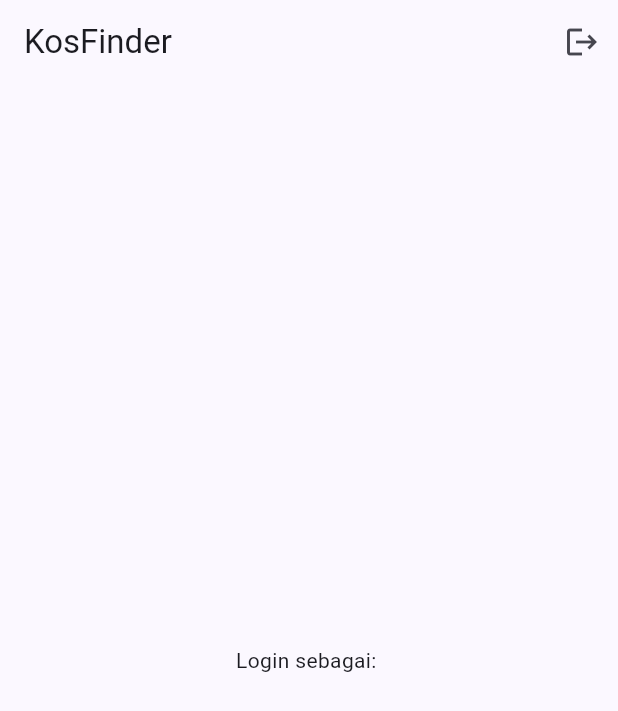
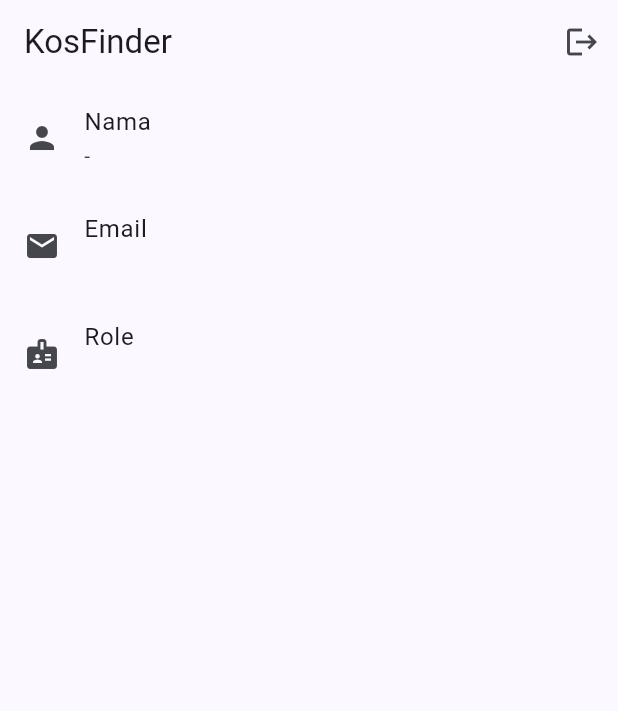
Before and after one commit to rendiwkus/kosfinder_app, a Flutter app: the HomePage screen opened directly, on a phone screen of 412 x 824 dp. Shown: the top 711 px of the screen. Run offline on Flutter 3.47's test engine with Material 3 defaults, Android fonts, the phone set to English and light mode, and no system bars; our stand-ins replace firebase_core, supabase_flutter; accounts and stored records are empty.

Commit message:
feat: implement user roles

```diff
--- a/lib/pages/home_page.dart
+++ b/lib/pages/home_page.dart
@@ -1,13 +1,35 @@
 import 'package:flutter/material.dart';
 import '../services/auth_service.dart';
+import '../services/profile_service.dart';
 import 'login_page.dart';
 
-class HomePage extends StatelessWidget {
+class HomePage extends StatefulWidget {
   const HomePage({super.key});
 
   @override
+  State<HomePage> createState() => _HomePageState();
+}
+
+class _HomePageState extends State<HomePage> {
+  late final Future<UserProfile?> _profileFuture;
+
+  @override
+  void initState() {
+    super.initState();
+    _profileFuture = ProfileService().getMyProfile();
+  }
+
+  Future<void> _logout() async {
+    await AuthService.instance.logout();
+    if (!mounted) return;
+    Navigator.of(context).pushAndRemoveUntil(
+      MaterialPageRoute(builder: (_) => const LoginPage()),
+      (route) => false,
+    );
+  }
+
+  @override
   Widget build(BuildContext context) {
-    final user = AuthService.instance.currentUser;
     return Scaffold(
       appBar: AppBar(
         title: const Text('KosFinder'),
@@ -15,18 +37,41 @@ class HomePage extends StatelessWidget {
           IconButton(
             tooltip: 'Logout',
             icon: const Icon(Icons.logout),
-            onPressed: () async {
-              await AuthService.instance.logout();
-              if (!context.mounted) return;
-              Navigator.of(context).pushAndRemoveUntil(
-                MaterialPageRoute(builder: (_) => const LoginPage()),
-                (route) => false,
-              );
-            },
+            onPressed: _logout,
           ),
         ],
       ),
-      body: Center(child: Text('Login sebagai: ${user?.email ?? '-'}')),
+      body: FutureBuilder<UserProfile?>(
+        future: _profileFuture,
+        builder: (context, snap) {
+          if (snap.connectionState != ConnectionState.done) {
+            return const Center(child: CircularProgressIndicator());
+          }
+          if (snap.hasError || snap.data == null) {
+            return const Center(child: Text('Gagal memuat profil'));
+          }
+          final p = snap.data!;
+          return ListView(
+            children: [
+              ListTile(
+                leading: const Icon(Icons.person),
+                title: const Text('Nama'),
+                subtitle: Text(p.name.isEmpty ? '-' : p.name),
+              ),
+              ListTile(
+                leading: const Icon(Icons.email),
+                title: const Text('Email'),
+                subtitle: Text(p.email),
+              ),
+              ListTile(
+                leading: const Icon(Icons.badge),
+                title: const Text('Role'),
+                subtitle: Text(p.role),
+              ),
+            ],
+          );
+        },
+      ),
     );
   }
 }
--- a/lib/pages/register_page.dart
+++ b/lib/pages/register_page.dart
@@ -12,13 +12,16 @@ class RegisterPage extends StatefulWidget {
 
 class _RegisterPageState extends State<RegisterPage> {
   final _formKey = GlobalKey<FormState>();
+  final _nameC = TextEditingController();
   final _emailC = TextEditingController();
   final _passC = TextEditingController();
   final _confirmC = TextEditingController();
+  String _role = 'seeker';
   bool _loading = false;
 
   @override
   void dispose() {
+    _nameC.dispose();
     _emailC.dispose();
     _passC.dispose();
     _confirmC.dispose();
@@ -36,6 +39,8 @@ class _RegisterPageState extends State<RegisterPage> {
       final res = await AuthService.instance.register(
         email: _emailC.text.trim(),
         password: _passC.text,
+        name: _nameC.text.trim(),
+        role: _role,
       );
       if (!mounted) return;
       if (res.session != null) {
@@ -66,6 +71,24 @@ class _RegisterPageState extends State<RegisterPage> {
           key: _formKey,
           child: ListView(
             children: [
+              TextFormField(
+                controller: _nameC,
+                decoration: const InputDecoration(labelText: 'Nama'),
+                validator: (v) => (v == null || v.trim().isEmpty)
+                    ? 'Nama wajib diisi'
+                    : null,
+              ),
+              const SizedBox(height: 12),
+              DropdownButtonFormField<String>(
+                initialValue: _role,
+                decoration: const InputDecoration(labelText: 'Daftar sebagai'),
+                items: const [
+                  DropdownMenuItem(value: 'seeker', child: Text('Pencari Kos')),
+                  DropdownMenuItem(value: 'owner', child: Text('Pemilik Kos')),
+                ],
+                onChanged: (v) => setState(() => _role = v ?? 'seeker'),
+              ),
+              const SizedBox(height: 12),
               TextFormField(
                 controller: _emailC,
                 keyboardType: TextInputType.emailAddress,
--- a/lib/services/auth_service.dart
+++ b/lib/services/auth_service.dart
@@ -13,8 +13,14 @@ class AuthService {
   Future<AuthResponse> register({
     required String email,
     required String password,
+    String name = '',
+    String role = 'seeker',
   }) {
-    return _client.auth.signUp(email: email, password: password);
+    return _client.auth.signUp(
+      email: email,
+      password: password,
+      data: {'name': name, 'role': role},
+    );
   }
 
   Future<AuthResponse> login({
--- /dev/null
+++ b/lib/services/profile_service.dart
@@ -0,0 +1,41 @@
+import 'package:supabase_flutter/supabase_flutter.dart';
+
+class UserProfile {
+  final String id;
+  final String email;
+  final String name;
+  final String role; // 'seeker' | 'owner' | 'admin'
+
+  const UserProfile({
+    required this.id,
+    required this.email,
+    required this.name,
+    required this.role,
+  });
+
+  bool get isSeeker => role == 'seeker';
+  bool get isOwner => role == 'owner';
+  bool get isAdmin => role == 'admin';
+
+  factory UserProfile.fromMap(Map<String, dynamic> m) => UserProfile(
+        id: m['id'] as String,
+        email: (m['email'] ?? '') as String,
+        name: (m['name'] ?? '') as String,
+        role: (m['role'] ?? 'seeker') as String,
+      );
+}
+
+class ProfileService {
+  final SupabaseClient _client = Supabase.instance.client;
+
+  Future<UserProfile?> getMyProfile() async {
+    final user = _client.auth.currentUser;
+    if (user == null) return null;
+    final data = await _client
+        .from('profiles')
+        .select()
+        .eq('id', user.id)
+        .maybeSingle();
+    return data == null ? null : UserProfile.fromMap(data);
+  }
+}
```
